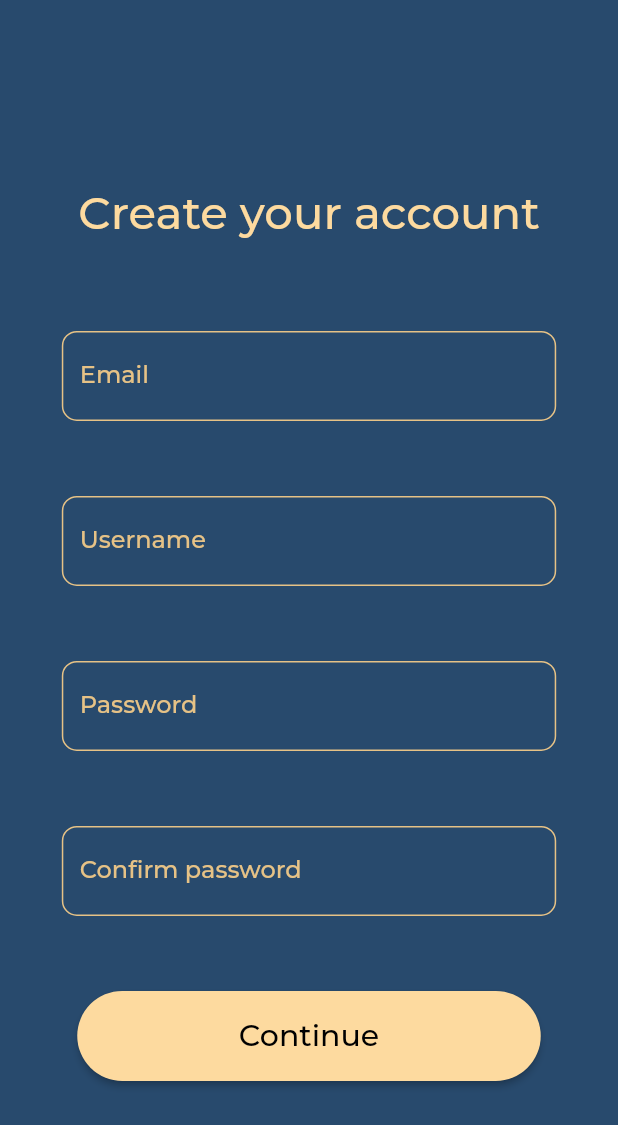
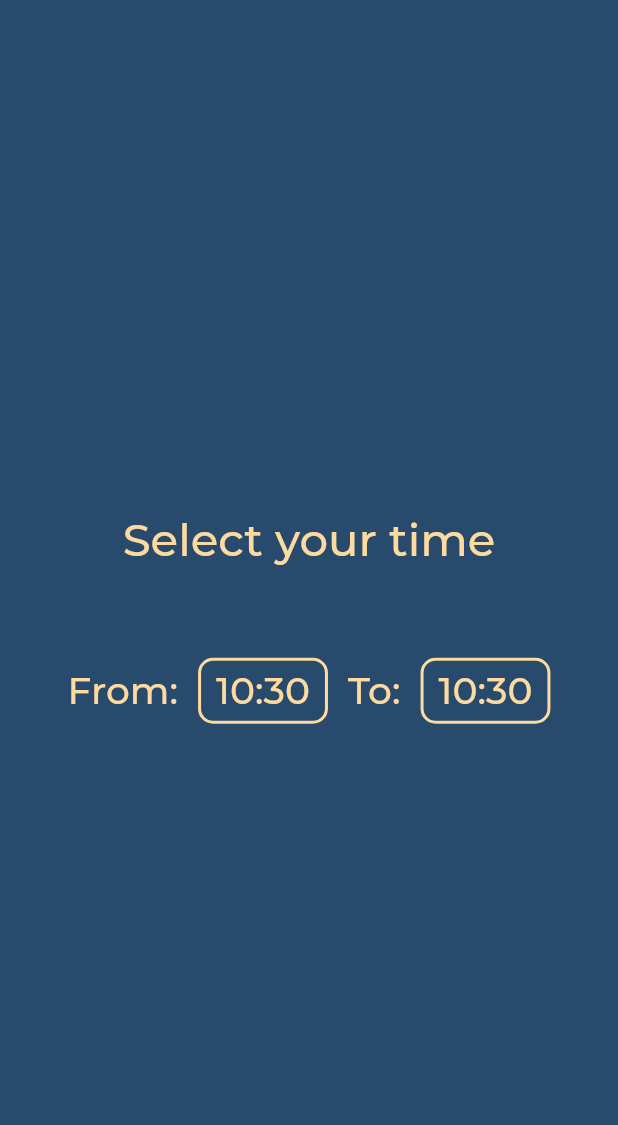
Before and after one commit to Nada-Hanad/fast_and_hack, a Flutter app: the RegisterPage screen opened directly, after a tap on "Continue", on a phone screen of 412 x 824 dp. Shown: the top 1125 px of the screen. Run offline on Flutter 3.47's test engine with Material 2 defaults, Android fonts, the phone set to English and light mode, and no system bars; our stand-ins replace bubble_bottom_bar; missing offline and left inert: flutter_animator; project files that could hold a hidden picture were left out.

Commit message:
preferences page init

```diff
--- /dev/null
+++ b/lib/src/screens/data_collect.dart
@@ -0,0 +1,159 @@
+import 'package:fast_and_hack/myColors/my_colors.dart';
+import 'package:flutter/material.dart';
+
+class CollectData extends StatefulWidget {
+  const CollectData({Key? key}) : super(key: key);
+
+  @override
+  State<CollectData> createState() => _CollectDataState();
+}
+
+class _CollectDataState extends State<CollectData> {
+  TimeOfDay startTime = TimeOfDay.now();
+  TimeOfDay endTime = TimeOfDay.now();
+
+  @override
+  Widget build(BuildContext context) {
+    return SafeArea(
+      child: Scaffold(
+        backgroundColor: backGroundColor,
+        body: Center(
+          child: Column(
+            mainAxisAlignment: MainAxisAlignment.center,
+            children: <Widget>[
+              const Text(
+                'Select your time',
+                style: TextStyle(
+                  fontSize: 30.0,
+                  fontFamily: 'MontserratMedium',
+                  color: beige,
+                ),
+              ),
+              const SizedBox(
+                height: 60.0,
+              ),
+              Padding(
+                padding: const EdgeInsets.only(left: 20.0, right: 20.0),
+                child: Row(
+                  mainAxisAlignment: MainAxisAlignment.center,
+                  children: [
+                    const Text(
+                      'From:  ',
+                      style: TextStyle(
+                        fontSize: 25.0,
+                        fontFamily: 'MontserratMedium',
+                        color: beige,
+                      ),
+                    ),
+                    GestureDetector(
+                      onTap: () async {
+                        final TimeOfDay? timeOfDay = await showTimePicker(
+                          context: context,
+                          initialTime: startTime,
+                          initialEntryMode: TimePickerEntryMode.dial,
+                        );
+                        if (timeOfDay != null && timeOfDay != startTime) {
+                          setState(() {
+                            startTime = timeOfDay;
+                          });
+                        }
+                      },
+                      child: Container(
+                        padding: const EdgeInsets.only(
+                            top: 5.0, left: 10, right: 10, bottom: 5),
+                        decoration: const BoxDecoration(
+                            border: Border(
+                              top: BorderSide(
+                                color: beige,
+                                width: 2.0,
+                              ),
+                              bottom: BorderSide(
+                                color: beige,
+                                width: 2.0,
+                              ),
+                              left: BorderSide(
+                                color: beige,
+                                width: 2.0,
+                              ),
+                              right: BorderSide(
+                                color: beige,
+                                width: 2.0,
+                              ),
+                            ),
+                            borderRadius: BorderRadius.all(
+                              Radius.circular(10.0),
+                            )),
+                        child: Text(
+                          '${startTime.hour}:${startTime.minute}',
+                          style: const TextStyle(
+                              color: beige,
+                              fontFamily: "MontserratMedium",
+                              fontSize: 25),
+                        ),
+                      ),
+                    ),
+                    const Text(
+                      '  To:  ',
+                      style: TextStyle(
+                        fontSize: 25.0,
+                        fontFamily: 'MontserratMedium',
+                        color: beige,
+                      ),
+                    ),
+                    GestureDetector(
+                      onTap: () async {
+                        final TimeOfDay? timeOfDay = await showTimePicker(
+                          context: context,
+                          initialTime: endTime,
+                          initialEntryMode: TimePickerEntryMode.dial,
+                        );
+                        if (timeOfDay != null && timeOfDay != endTime) {
+                          setState(() {
+                            endTime = timeOfDay;
+                          });
+                        }
+                      },
+                      child: Container(
+                        padding: const EdgeInsets.only(
+                            top: 5.0, left: 10, right: 10, bottom: 5),
+                        decoration: const BoxDecoration(
+                            border: Border(
+                              top: BorderSide(
+                                color: beige,
+                                width: 2.0,
+                              ),
+                              bottom: BorderSide(
+                                color: beige,
+                                width: 2.0,
+                              ),
+                              left: BorderSide(
+                                color: beige,
+                                width: 2.0,
+                              ),
+                              right: BorderSide(
+                                color: beige,
+                                width: 2.0,
+                              ),
+                            ),
+                            borderRadius: BorderRadius.all(
+                              Radius.circular(10.0),
+                            )),
+                        child: Text(
+                          '${endTime.hour}:${endTime.minute}',
+                          style: const TextStyle(
+                              color: beige,
+                              fontFamily: "MontserratMedium",
+                              fontSize: 25),
+                        ),
+                      ),
+                    ),
+                  ],
+                ),
+              ),
+            ],
+          ),
+        ),
+      ),
+    );
+  }
+}
--- a/lib/src/screens/home.dart
+++ b/lib/src/screens/home.dart
@@ -1,6 +1,6 @@
 import 'package:fast_and_hack/myColors/my_colors.dart';
 import 'package:fast_and_hack/src/custom_widgets/buttons/rounded_button.dart';
-import 'package:fast_and_hack/src/screens/navigator.dart';
+import 'package:fast_and_hack/src/screens/register_account.dart';
 import 'package:flutter/material.dart';
 import 'package:flutter_animator/flutter_animator.dart';
 
@@ -105,9 +105,7 @@ class _HomeState extends State<Home> with SingleTickerProviderStateMixin {
                     Navigator.push(
                       context,
                       MaterialPageRoute(
-                          builder: (context) => const NavigatorPage(
-                                title: '',
-                              )),
+                          builder: (context) => const RegisterPage()),
                     );
                   },
                   text: 'GET STARTED',
--- a/lib/src/screens/navigator.dart
+++ b/lib/src/screens/navigator.dart
@@ -39,7 +39,7 @@ class _NavigatorPageState extends State<NavigatorPage> {
       body: _children[currentIndex], // new
 
       bottomNavigationBar: BubbleBottomBar(
-        tilesPadding: const EdgeInsets.all(0),
+        tilesPadding: const EdgeInsets.only(top: 10.0, bottom: 10.0),
         opacity: 1,
         currentIndex: currentIndex,
         onTap: changePage,
--- a/lib/src/screens/register_account.dart
+++ b/lib/src/screens/register_account.dart
@@ -1,6 +1,7 @@
 import 'package:fast_and_hack/myColors/my_colors.dart';
 import 'package:fast_and_hack/src/custom_widgets/buttons/rounded_button.dart';
 import 'package:fast_and_hack/src/custom_widgets/inputs/custom_input.dart';
+import 'package:fast_and_hack/src/screens/data_collect.dart';
 import 'package:flutter/material.dart';
 
 class RegisterPage extends StatefulWidget {
@@ -65,7 +66,13 @@ class _RegisterPageState extends State<RegisterPage> {
                   ),
                   const SizedBox(height: 50.0),
                   SharpRoundedButton(
-                    onPressed: () {},
+                    onPressed: () {
+                      Navigator.push(
+                        context,
+                        MaterialPageRoute(
+                            builder: (context) => const CollectData()),
+                      );
+                    },
                     text: 'Continue',
                     borderRadius: 30,
                     height: 60,
```
